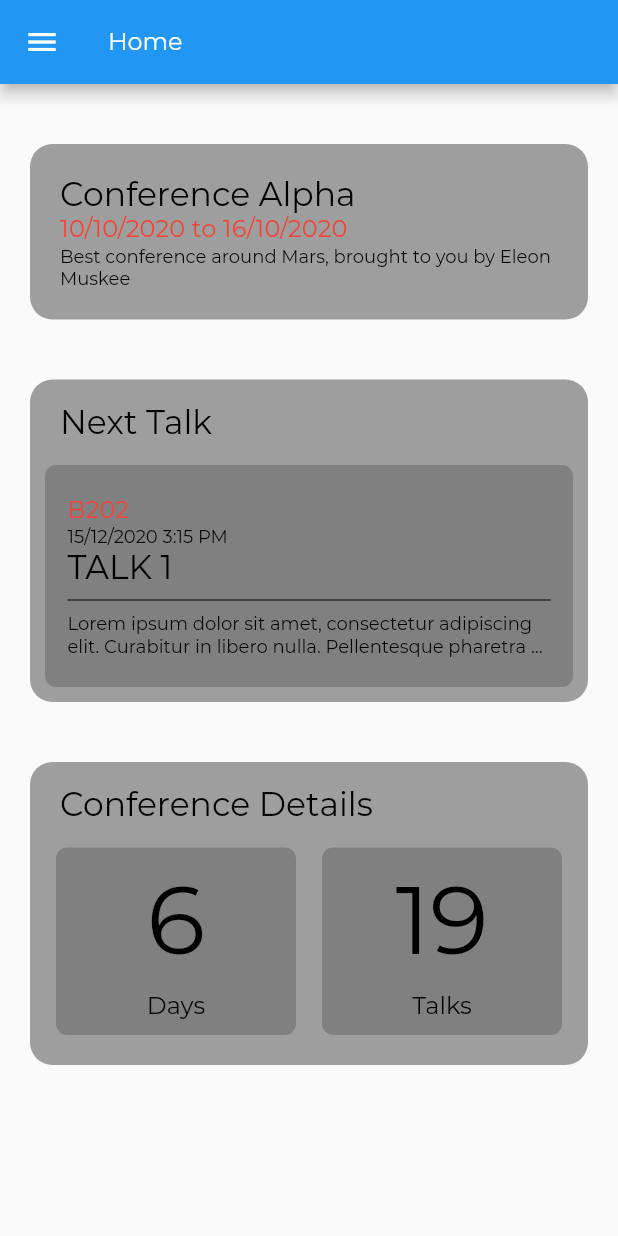
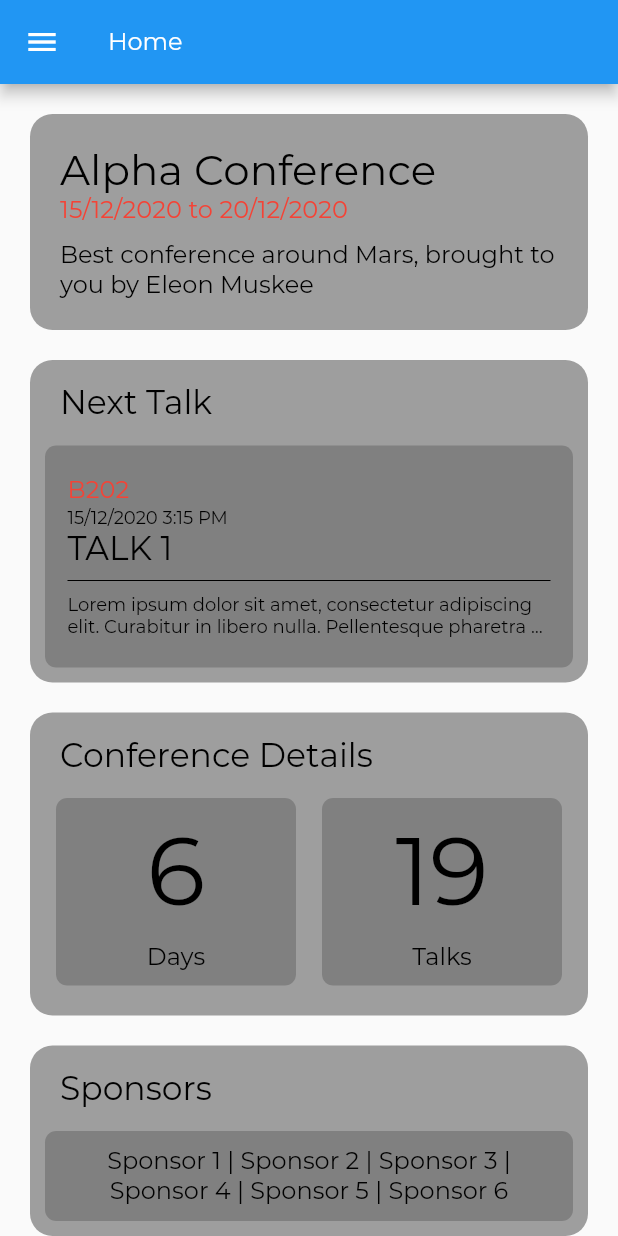
Before and after one commit to FEUP-ESOF-2020-21/open-cx-t4g1-grupo-1, a Flutter app: the screen it shows after launch, on a phone screen of 412 x 824 dp. Run offline on Flutter 3.47's test engine with Material 2 defaults, Android fonts, the light colour scheme and no system bars; our stand-ins replace toast.

Commit message:
added sponsors (need to add sponsors to the db)

```diff
--- /dev/null
+++ b/adov_flutter/lib/models/Conference.dart
@@ -0,0 +1,22 @@
+class Conference {
+  final String name;
+  final DateTime start;
+  final DateTime end;
+  final String description;
+  final List<String> sponsors;
+
+
+  Conference(this.name, this.start, this.end, this.description, this.sponsors);
+
+  static fetch() {
+    List<String> sponsors = [];
+    sponsors.add("Sponsor 1");
+    sponsors.add("Sponsor 2");
+    sponsors.add("Sponsor 3");
+    sponsors.add("Sponsor 4");
+    sponsors.add("Sponsor 5");
+    sponsors.add("Sponsor 6");
+
+    return Conference("Alpha Conference", DateTime(2020, 12, 15), DateTime(2020, 12, 20), "Best conference around Mars, brought to you by Eleon Muskee", sponsors);
+  }
+}
--- a/adov_flutter/lib/screens/home_screen/conference_details.dart
+++ b/adov_flutter/lib/screens/home_screen/conference_details.dart
@@ -1,11 +1,15 @@
+import 'package:adov_flutter/models/Conference.dart';
 import 'package:flutter/cupertino.dart';
 import 'package:flutter/material.dart';
+import 'package:intl/intl.dart';
 
 import '../../style.dart';
 
 class ConferenceDetails extends StatelessWidget {
   final bool darkTheme;
   final EdgeInsets padding;
+
+  final Conference conference = Conference.fetch();
 
   ConferenceDetails({
     this.darkTheme = false,
@@ -31,18 +35,23 @@ class ConferenceDetails extends StatelessWidget {
             crossAxisAlignment: CrossAxisAlignment.start,
             children: [
               Text(
-                "Conference Alpha",
-                style: Theme.of(context).textTheme.title.copyWith(color: textColor),
+                conference.name,
+                style: Theme.of(context).textTheme.title.copyWith(
+                  color: textColor,
+                  fontWeight: FontWeight.w500,
+                  fontSize: VeryLargeTextSize
+                ),
               ),
               Text(
-                '10/10/2020 to 16/10/2020',
+                DateFormat('dd/MM/yyyy ').format(conference.start) + "to " + DateFormat('dd/MM/yyyy').format(conference.end),
                 style: Theme.of(context).textTheme.subtitle,
               ),
+              Padding(padding: EdgeInsets.only(bottom: 10.0)),
               Text(
-                "Best conference around Mars, brought to you by Eleon Muskee",
+                conference.description,
                 style: Theme.of(context)
                     .textTheme
-                    .caption
+                    .bodyText2
                     .copyWith(color: textColor),
               ),
             ]),
--- /dev/null
+++ b/adov_flutter/lib/screens/home_screen/conference_sponsors.dart
@@ -0,0 +1,67 @@
+import 'package:adov_flutter/models/Conference.dart';
+import 'package:flutter/material.dart';
+
+import '../../style.dart';
+
+class ConferenceSponsors extends StatelessWidget {
+  final bool darkTheme;
+  final EdgeInsets padding;
+
+  final List<String> sponsors = Conference.fetch().sponsors;
+
+  ConferenceSponsors({this.darkTheme = false, this.padding});
+
+  @override
+  Widget build(BuildContext context) {
+    final textColor = this.darkTheme ? TextColorLight : TextColorDark;
+
+    return Padding(
+      padding: this.padding,
+      child: Container(
+        width: 400,
+        margin: EdgeInsets.symmetric(horizontal: 20),
+        decoration: BoxDecoration(
+          color: Colors.grey,
+          borderRadius: BorderRadius.circular(15),
+        ),
+        child: Column(
+            mainAxisAlignment: MainAxisAlignment.spaceEvenly,
+            crossAxisAlignment: CrossAxisAlignment.start,
+            children: [
+              Padding(
+                padding: EdgeInsets.symmetric(horizontal: 20, vertical: 15),
+                child: Text(
+                  "Sponsors",
+                  style: CardsTitleStyle.copyWith(
+                    color: textColor,
+                  ),
+                ),
+              ),
+              Container(
+                margin: EdgeInsets.only(left: 10, right: 10, bottom: 10),
+                padding: EdgeInsets.symmetric(vertical: 10, horizontal: 10),
+                decoration: BoxDecoration(
+                  color: Color.fromRGBO(128, 128, 128, 1),
+                  borderRadius: BorderRadius.circular(7.5),
+                ),
+                child: Text(
+                  _getSponsors(),
+                  style: Body1TextStyle,
+                  textAlign: TextAlign.center,
+                ),
+              )
+            ]
+        ),
+      ),
+    );
+  }
+
+  String _getSponsors() {
+    String string = "";
+    for (var i = 0; i < this.sponsors.length - 1; i++) {
+      string += this.sponsors[i].toString() + " | ";
+    }
+    string += this.sponsors[this.sponsors.length - 1];
+    return string;
+  }
+}
--- a/adov_flutter/lib/screens/home_screen/home_screen.dart
+++ b/adov_flutter/lib/screens/home_screen/home_screen.dart
@@ -1,4 +1,5 @@
 import 'package:adov_flutter/app.dart';
+import 'package:adov_flutter/screens/home_screen/conference_sponsors.dart';
 import 'package:adov_flutter/screens/home_screen/conference_stats.dart';
 import 'package:adov_flutter/screens/home_screen/next_talk.dart';
 import '../../app.dart';
@@ -65,13 +66,16 @@ class HomeScreen extends StatelessWidget {
           crossAxisAlignment: CrossAxisAlignment.center,
           children: [
             ConferenceDetails(
-              padding: EdgeInsets.symmetric(vertical: 40),
+              padding: EdgeInsets.symmetric(vertical: 20),
             ),
             NextTalk(
-              padding: EdgeInsets.only(bottom: 40),
+              padding: EdgeInsets.only(bottom: 20),
             ),
             ConferenceStats(
-              padding: EdgeInsets.only(bottom: 40),
+              padding: EdgeInsets.only(bottom: 20),
+            ),
+            ConferenceSponsors(
+              padding: EdgeInsets.only(bottom: 20),
             ),
           ],
         ),
--- a/adov_flutter/lib/style.dart
+++ b/adov_flutter/lib/style.dart
@@ -3,6 +3,7 @@ import 'package:flutter/material.dart';
 const LargeTextSize = 22.0;
 const MediumTextSize = 16.0;
 const SmallTextSize = 12.0;
+const VeryLargeTextSize = 28.0;
 
 const String FontNameDefault = 'Montserrat';
 
```
